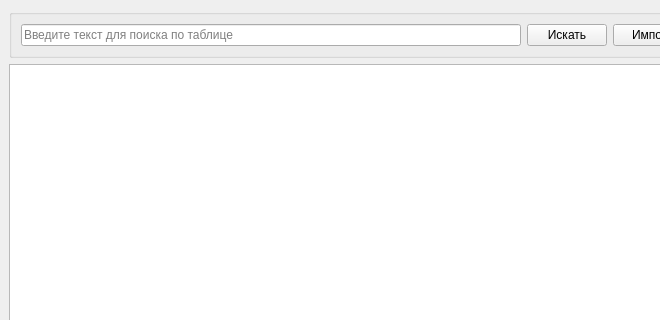
The window that mainwindow.ui (ziarmandhost/Kursach) describes before a commit, drawn with Qt 5; both pictures show x 0 to 660 and y 0 to 320 of the 800 by 600 pixel window.
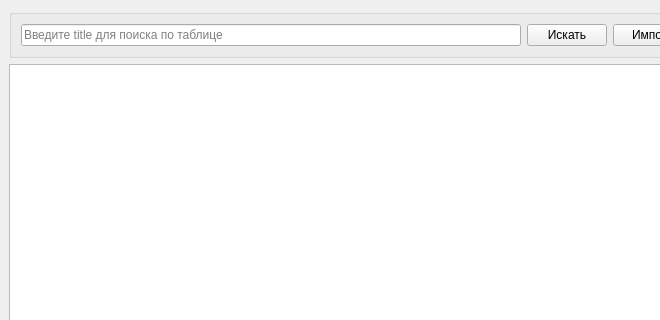
The same window after the commit.

Diff of the .ui file:
```diff
--- a/mainwindow.ui
+++ b/mainwindow.ui
@@ -30,7 +30,7 @@
        <item>
         <widget class="QLineEdit" name="line_edit">
          <property name="placeholderText">
-          <string>Введите текст для поиска по таблице</string>
+          <string>Введите title для поиска по таблице</string>
          </property>
         </widget>
        </item>
```
Left out of the diff: 2 changed lines with no effect on the pictures.
